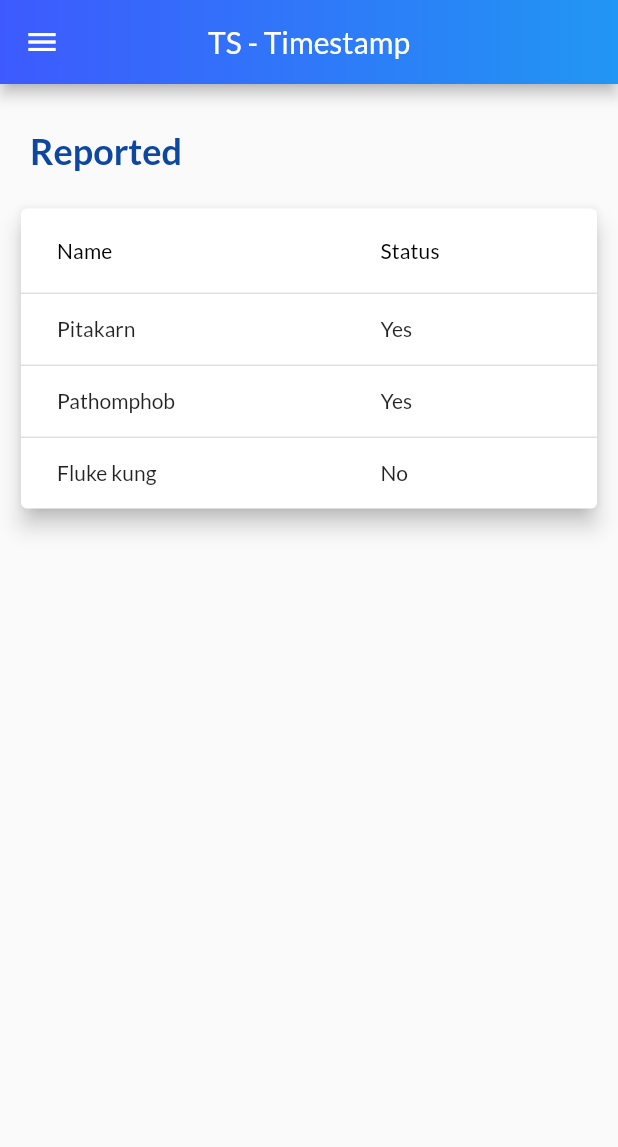
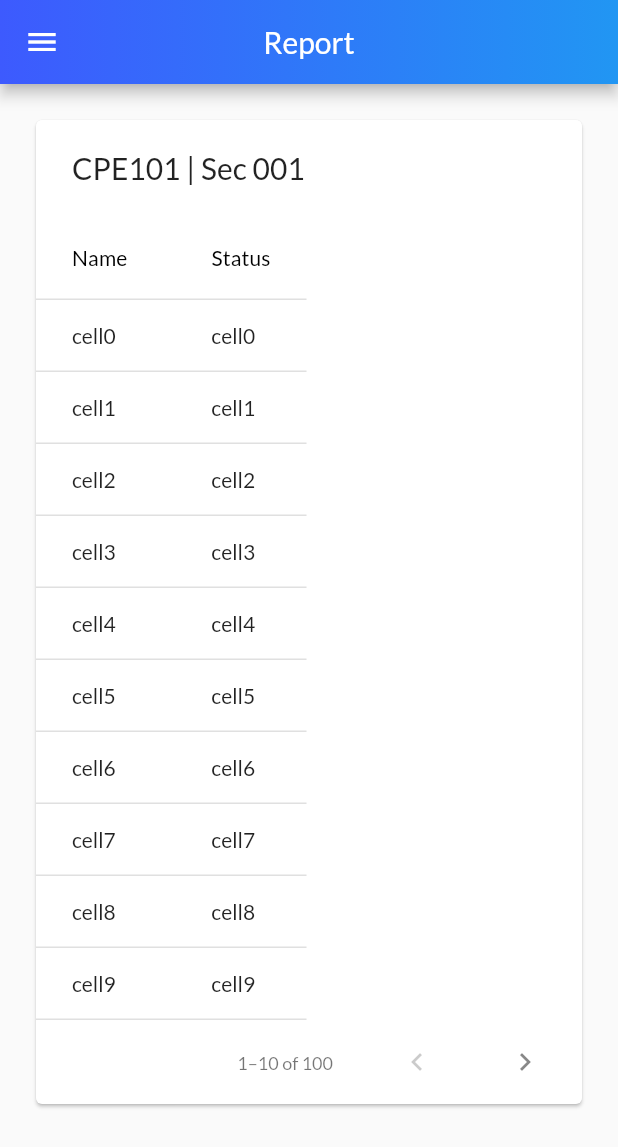
Before and after one commit to bbun0639/Flutter_timestamp, a Flutter app: the UserReport screen opened by its route, on a phone screen of 412 x 824 dp. Shown: the top 1147 px of the screen. Run offline on Flutter 3.47's test engine with Material 2 defaults, Android fonts, the phone set to English and light mode, and no system bars; our stand-ins replace flutter_datetime_picker, shared_preferences; missing offline and left inert: f_datetimerangepicker; accounts and stored records are empty.

Commit message:
Edit TableReport

```diff
--- a/lib/screens/reported_screen.dart
+++ b/lib/screens/reported_screen.dart
@@ -10,12 +10,13 @@ class UserReport extends StatefulWidget {
 }
 
 class _UserReport extends State<UserReport> {
+  var dtr = DataTableReport();
   @override
   Widget build(BuildContext context) {
     return Scaffold(
       appBar: AppBar(
         title: Text(
-          'TS - Timestamp',
+          'Report',
         ),
         centerTitle: true,
         flexibleSpace: Container(
@@ -28,47 +29,46 @@ class _UserReport extends State<UserReport> {
         ),
       ),
       drawer: AppDrawer(),
-      body: ListView(
-        children: <Widget>[
-          SizedBox(height: 10.0),
-          Padding(
-            padding: const EdgeInsets.all(20.0),
-            child: Text(
-              'Reported',
-              style: TextStyle(
-                  fontSize: 24,
-                  fontWeight: FontWeight.bold,
-                  color: Colors.blue[900]),
+      body: SingleChildScrollView(
+        child: Padding(
+          padding: const EdgeInsets.all(20),
+          child: Center(
+            child: PaginatedDataTable(
+              header: Text("CPE101 | Sec 001"),
+              columns: [
+                DataColumn(label: Text('Name')),
+                DataColumn(label: Text('Status')),
+              ],
+              source: dtr,
             ),
           ),
-          Container(
-            padding: EdgeInsets.symmetric(vertical: 0.0, horizontal: 10.0),
-            child: Card(
-              elevation: 6,
-              child: DataTable(
-                columns: [
-                  DataColumn(label: Text('Name')),
-                  DataColumn(label: Text('Status')),
-                ],
-                rows: [
-                  DataRow(cells: [
-                    DataCell(Text('Pitakarn')),
-                    DataCell(Text("Yes")),
-                  ]),
-                  DataRow(cells: [
-                    DataCell(Text('Pathomphob')),
-                    DataCell(Text("Yes")),
-                  ]),
-                  DataRow(cells: [
-                    DataCell(Text('Fluke kung')),
-                    DataCell(Text("No")),
-                  ]),
-                ],
-              ),
-            ),
-          ),
-        ],
+        ),
       ),
     );
   }
 }
+
+class DataTableReport extends DataTableSource {
+  //final List<User> _reports = reports;
+
+  //final User report = _reports[index];
+
+  @override
+  DataRow getRow(int index) {
+    return DataRow.byIndex(index: index, cells: [
+      DataCell(Text("cell$index")), //Column Name
+      DataCell(Text("cell$index")), //Column Status
+      // DataCell(Text(report.name)),
+      // DataCell(Text(report.status)),
+    ]);
+  }
+
+  @override
+  bool get isRowCountApproximate => false;
+
+  @override
+  int get rowCount => 100; //จำนวน list ทั้งหมด // _dataFill.length;
+
+  @override
+  int get selectedRowCount => 0; //false
+}
```
